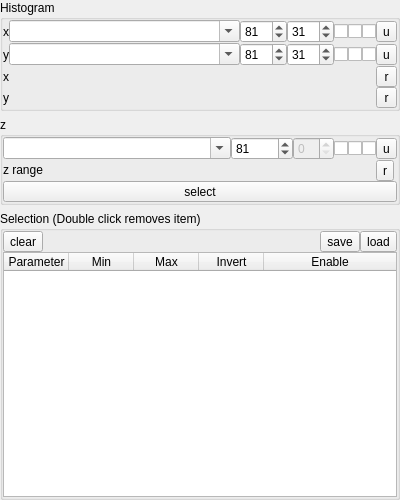
Before: the Qt Designer form ndxplorer/plot_control.ui in Fluorescence-Tools/ndxplorer, drawn with Qt 5.
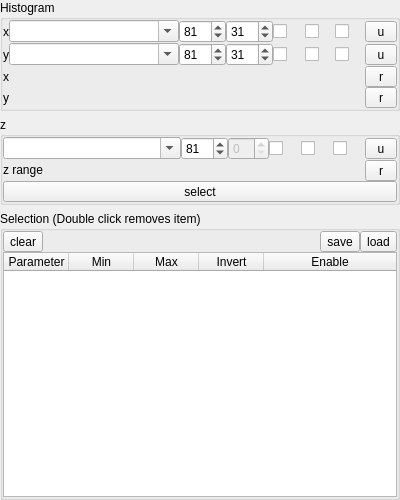
After: the same form once the commit is applied.

```diff
--- a/ndxplorer/plot_control.ui
+++ b/ndxplorer/plot_control.ui
@@ -67,11 +67,17 @@
         <item row="3" column="5">
          <widget class="QCheckBox" name="checkBoxNormX">
           <property name="sizePolicy">
-           <sizepolicy hsizetype="Fixed" vsizetype="Fixed">
+           <sizepolicy hsizetype="Minimum" vsizetype="Minimum">
             <horstretch>0</horstretch>
             <verstretch>0</verstretch>
            </sizepolicy>
           </property>
+          <property name="minimumSize">
+           <size>
+            <width>32</width>
+            <height>0</height>
+           </size>
+          </property>
           <property name="toolTip">
            <string>Normalized density</string>
           </property>
@@ -146,6 +152,12 @@
             <verstretch>0</verstretch>
            </sizepolicy>
           </property>
+          <property name="minimumSize">
+           <size>
+            <width>30</width>
+            <height>0</height>
+           </size>
+          </property>
           <property name="toolTip">
            <string>Logarithmic axis</string>
           </property>
@@ -197,6 +209,12 @@
             <verstretch>0</verstretch>
            </sizepolicy>
           </property>
+          <property name="minimumSize">
+           <size>
+            <width>30</width>
+            <height>0</height>
+           </size>
+          </property>
           <property name="toolTip">
            <string>&lt;html&gt;&lt;head/&gt;&lt;body&gt;&lt;p&gt;If checked the axis is changed and no default scale is defined the axis scale is updated.&lt;/p&gt;&lt;/body&gt;&lt;/html&gt;</string>
           </property>
@@ -227,7 +245,7 @@
         <item row="3" column="2">
          <widget class="QComboBox" name="comboBoxSelX">
           <property name="sizePolicy">
-           <sizepolicy hsizetype="Expanding" vsizetype="Fixed">
+           <sizepolicy hsizetype="MinimumExpanding" vsizetype="Fixed">
             <horstretch>0</horstretch>
             <verstretch>0</verstretch>
            </sizepolicy>
@@ -309,7 +327,7 @@
         <item row="3" column="3">
          <widget class="QSpinBox" name="spinBoxBin1DX">
           <property name="sizePolicy">
-           <sizepolicy hsizetype="Fixed" vsizetype="Fixed">
+           <sizepolicy hsizetype="Minimum" vsizetype="Fixed">
             <horstretch>0</horstretch>
             <verstretch>0</verstretch>
            </sizepolicy>
@@ -339,6 +357,12 @@
             <verstretch>0</verstretch>
            </sizepolicy>
           </property>
+          <property name="minimumSize">
+           <size>
+            <width>32</width>
+            <height>0</height>
+           </size>
+          </property>
           <property name="toolTip">
            <string>&lt;html&gt;&lt;head/&gt;&lt;body&gt;&lt;p&gt;Update default axis range.&lt;/p&gt;&lt;p&gt;To save current default axis settings use the Settings-&amp;gt;Save Menu.&lt;/p&gt;&lt;/body&gt;&lt;/html&gt;</string>
           </property>
@@ -429,51 +453,28 @@
         <property name="spacing">
          <number>0</number>
         </property>
-        <item row="0" column="12">
-         <widget class="QCheckBox" name="checkBoxAutoScaleZ">
+        <item row="0" column="15">
+         <widget class="QToolButton" name="toolButtonSetZAxis">
+          <property name="enabled">
+           <bool>true</bool>
+          </property>
           <property name="sizePolicy">
            <sizepolicy hsizetype="Fixed" vsizetype="Fixed">
             <horstretch>0</horstretch>
             <verstretch>0</verstretch>
            </sizepolicy>
           </property>
+          <property name="minimumSize">
+           <size>
+            <width>32</width>
+            <height>0</height>
+           </size>
+          </property>
           <property name="toolTip">
            <string>If checked the axis is changed and no default scale is defined the axis scale is updated.</string>
           </property>
           <property name="text">
-           <string/>
-          </property>
-          <property name="checked">
-           <bool>false</bool>
-          </property>
-         </widget>
-        </item>
-        <item row="0" column="0" colspan="7">
-         <widget class="QComboBox" name="comboBoxSelZ">
-          <property name="sizePolicy">
-           <sizepolicy hsizetype="Expanding" vsizetype="Fixed">
-            <horstretch>0</horstretch>
-            <verstretch>0</verstretch>
-           </sizepolicy>
-          </property>
-          <property name="editable">
-           <bool>true</bool>
-          </property>
-         </widget>
-        </item>
-        <item row="0" column="7" colspan="2">
-         <widget class="QSpinBox" name="spinBoxBin1DZ">
-          <property name="toolTip">
-           <string>Number of 1D bins.</string>
-          </property>
-          <property name="minimum">
-           <number>1</number>
-          </property>
-          <property name="maximum">
-           <number>999</number>
-          </property>
-          <property name="value">
-           <number>81</number>
+           <string>u</string>
           </property>
          </widget>
         </item>
@@ -490,7 +491,74 @@
           </property>
          </widget>
         </item>
-        <item row="0" column="10">
+        <item row="1" column="15">
+         <widget class="QToolButton" name="toolButtonAutoZ">
+          <property name="sizePolicy">
+           <sizepolicy hsizetype="Minimum" vsizetype="Fixed">
+            <horstretch>0</horstretch>
+            <verstretch>0</verstretch>
+           </sizepolicy>
+          </property>
+          <property name="text">
+           <string>r</string>
+          </property>
+         </widget>
+        </item>
+        <item row="1" column="1" colspan="13">
+         <layout class="QHBoxLayout" name="horizontalLayout_3">
+          <property name="spacing">
+           <number>0</number>
+          </property>
+         </layout>
+        </item>
+        <item row="0" column="14">
+         <widget class="QCheckBox" name="checkBoxAutoScaleZ">
+          <property name="sizePolicy">
+           <sizepolicy hsizetype="Fixed" vsizetype="Fixed">
+            <horstretch>0</horstretch>
+            <verstretch>0</verstretch>
+           </sizepolicy>
+          </property>
+          <property name="minimumSize">
+           <size>
+            <width>32</width>
+            <height>0</height>
+           </size>
+          </property>
+          <property name="toolTip">
+           <string>If checked the axis is changed and no default scale is defined the axis scale is updated.</string>
+          </property>
+          <property name="text">
+           <string/>
+          </property>
+          <property name="checked">
+           <bool>false</bool>
+          </property>
+         </widget>
+        </item>
+        <item row="0" column="13">
+         <widget class="QCheckBox" name="checkBoxLogZ">
+          <property name="sizePolicy">
+           <sizepolicy hsizetype="Fixed" vsizetype="Fixed">
+            <horstretch>0</horstretch>
+            <verstretch>0</verstretch>
+           </sizepolicy>
+          </property>
+          <property name="minimumSize">
+           <size>
+            <width>32</width>
+            <height>0</height>
+           </size>
+          </property>
+          <property name="toolTip">
+           <string>Logarithmic axis</string>
+          </property>
+          <property name="text">
+           <string/>
+          </property>
+         </widget>
+        </item>
+        <item row="0" column="12">
          <widget class="QCheckBox" name="checkBoxNormZ">
           <property name="sizePolicy">
            <sizepolicy hsizetype="Fixed" vsizetype="Fixed">
@@ -498,6 +566,12 @@
             <verstretch>0</verstretch>
            </sizepolicy>
           </property>
+          <property name="minimumSize">
+           <size>
+            <width>32</width>
+            <height>0</height>
+           </size>
+          </property>
           <property name="toolTip">
            <string>Normalized density</string>
           </property>
@@ -507,64 +581,38 @@
          </widget>
         </item>
         <item row="0" column="11">
-         <widget class="QCheckBox" name="checkBoxLogZ">
-          <property name="sizePolicy">
-           <sizepolicy hsizetype="Fixed" vsizetype="Fixed">
-            <horstretch>0</horstretch>
-            <verstretch>0</verstretch>
-           </sizepolicy>
-          </property>
-          <property name="toolTip">
-           <string>Logarithmic axis</string>
-          </property>
-          <property name="text">
-           <string/>
-          </property>
-         </widget>
-        </item>
-        <item row="0" column="9">
          <widget class="QSpinBox" name="spinBoxBin2DZ">
           <property name="enabled">
            <bool>false</bool>
           </property>
          </widget>
         </item>
-        <item row="1" column="1" colspan="12">
-         <layout class="QHBoxLayout" name="horizontalLayout_3">
-          <property name="spacing">
-           <number>0</number>
-          </property>
-         </layout>
-        </item>
-        <item row="0" column="14">
-         <widget class="QToolButton" name="toolButtonSetZAxis">
-          <property name="enabled">
-           <bool>true</bool>
-          </property>
-          <property name="sizePolicy">
-           <sizepolicy hsizetype="Minimum" vsizetype="Fixed">
-            <horstretch>0</horstretch>
-            <verstretch>0</verstretch>
-           </sizepolicy>
-          </property>
+        <item row="0" column="10">
+         <widget class="QSpinBox" name="spinBoxBin1DZ">
           <property name="toolTip">
            <string>&lt;html&gt;&lt;head/&gt;&lt;body&gt;&lt;p&gt;Update default axis range.&lt;/p&gt;&lt;p&gt;To save current default axis settings use the Settings-&amp;gt;Save Menu.&lt;/p&gt;&lt;/body&gt;&lt;/html&gt;</string>
           </property>
-          <property name="text">
-           <string>u</string>
+          <property name="minimum">
+           <number>1</number>
+          </property>
+          <property name="maximum">
+           <number>999</number>
+          </property>
+          <property name="value">
+           <number>81</number>
           </property>
          </widget>
         </item>
-        <item row="1" column="14">
-         <widget class="QToolButton" name="toolButtonAutoZ">
+        <item row="0" column="0" colspan="10">
+         <widget class="QComboBox" name="comboBoxSelZ">
           <property name="sizePolicy">
-           <sizepolicy hsizetype="Fixed" vsizetype="Fixed">
+           <sizepolicy hsizetype="Expanding" vsizetype="Fixed">
             <horstretch>0</horstretch>
             <verstretch>0</verstretch>
            </sizepolicy>
           </property>
-          <property name="text">
-           <string>r</string>
+          <property name="editable">
+           <bool>true</bool>
           </property>
          </widget>
         </item>
```
Left out of the diff: 10 changed lines with no effect on the pictures.
